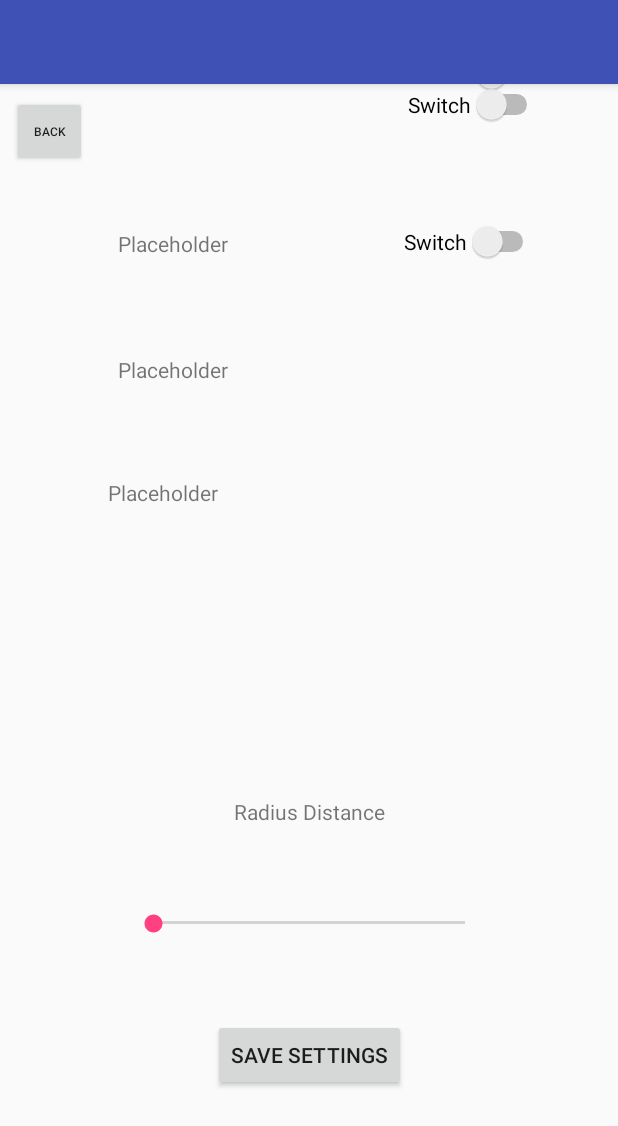
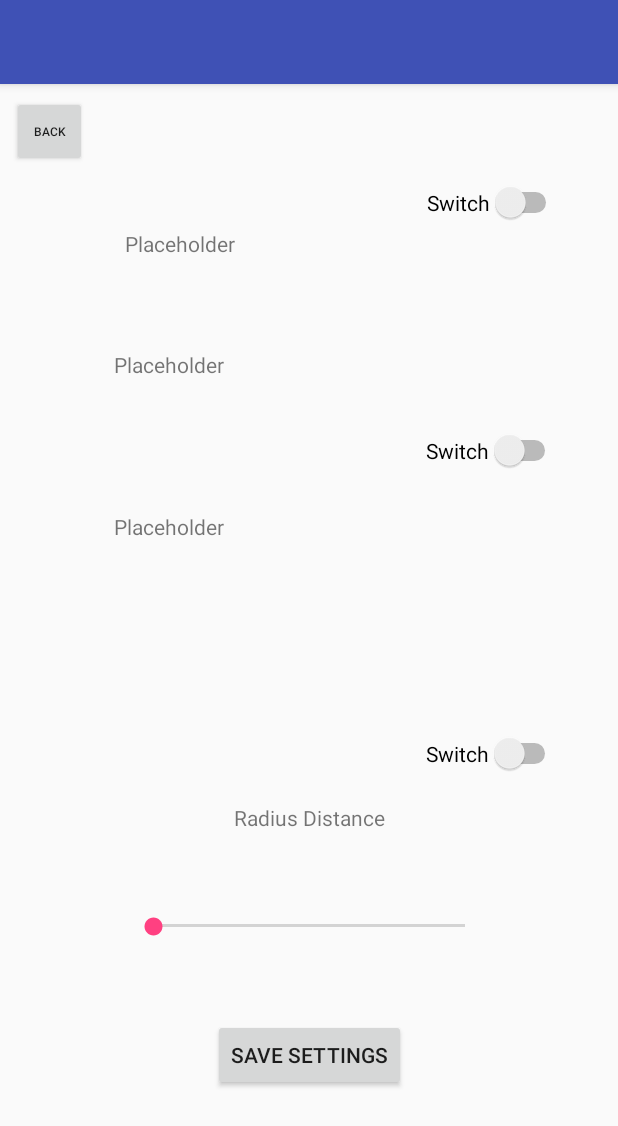
Before and after one commit to JazSingh05/Sherlock, an Android app: the Settings screen opened directly, with no data from a screen before it, on a phone screen of 412 x 824 dp. Shown: the top 1126 px of the screen. Run offline under Robolectric (Android 15) with nearby library versions, the phone set to English and light mode, and no system bars.

Commit message:
Issue #11 Added back button to settings page

```diff
--- a/app/src/main/java/com/example/android/sherlock/Settings.java
+++ b/app/src/main/java/com/example/android/sherlock/Settings.java
@@ -1,7 +1,9 @@
 package com.example.android.sherlock;
 
+import android.content.Intent;
 import android.support.v7.app.AppCompatActivity;
 import android.os.Bundle;
+import android.view.View;
 
 public class Settings extends AppCompatActivity {
 
@@ -10,4 +12,10 @@ public class Settings extends AppCompatActivity {
         super.onCreate(savedInstanceState);
         setContentView(R.layout.activity_settings);
     }
+
+
+    public void mainScreen(View view){
+        Intent intent = new Intent(this, SearchActivity.class);
+        startActivity(intent);
+    }
 }
--- a/app/src/main/java/com/example/android/sherlock/SplashScreen.java
+++ b/app/src/main/java/com/example/android/sherlock/SplashScreen.java
@@ -64,5 +64,10 @@ public class SplashScreen extends AppCompatActivity {
         startActivity(intent);
     }
 
+    public void Settings(View view){
+        Intent intent = new Intent(this, Settings.class);
+        startActivity(intent);
+    }
+
 
 }
--- a/app/src/main/res/layout/activity_settings.xml
+++ b/app/src/main/res/layout/activity_settings.xml
@@ -14,6 +14,7 @@
         android:layout_marginEnd="8dp"
         android:layout_marginStart="8dp"
         android:layout_marginTop="8dp"
+        android:onClick="mainScreen"
         android:text="Save Settings"
         app:layout_constraintBottom_toBottomOf="parent"
         app:layout_constraintEnd_toEndOf="parent"
@@ -24,30 +25,15 @@
     <Switch
         android:id="@+id/switch1"
         android:layout_width="wrap_content"
-        android:layout_height="wrap_content"
-        android:layout_marginBottom="8dp"
+        android:layout_height="30dp"
         android:layout_marginEnd="8dp"
         android:layout_marginStart="8dp"
-        android:layout_marginTop="8dp"
-        android:text="Switch"
-        app:layout_constraintBottom_toTopOf="@+id/switch2"
-        app:layout_constraintEnd_toEndOf="parent"
-        app:layout_constraintHorizontal_bias="0.863"
-        app:layout_constraintStart_toStartOf="parent"
-        app:layout_constraintTop_toTopOf="parent"
-        app:layout_constraintVertical_bias="0.674" />
-
-    <Switch
-        android:id="@+id/switch2"
-        android:layout_width="wrap_content"
-        android:layout_height="wrap_content"
-        android:layout_marginEnd="8dp"
-        android:layout_marginStart="8dp"
+        android:layout_marginTop="64dp"
         android:text="Switch"
         app:layout_constraintEnd_toEndOf="parent"
-        app:layout_constraintHorizontal_bias="0.863"
+        app:layout_constraintHorizontal_bias="0.905"
         app:layout_constraintStart_toStartOf="parent"
-        tools:layout_editor_absoluteY="129dp" />
+        app:layout_constraintTop_toTopOf="parent" />
 
     <TextView
         android:id="@+id/textView"
@@ -70,29 +56,26 @@
         android:layout_width="wrap_content"
         android:layout_height="wrap_content"
         android:layout_marginBottom="8dp"
-        android:layout_marginEnd="8dp"
-        android:layout_marginStart="8dp"
+        android:layout_marginStart="76dp"
         android:layout_marginTop="8dp"
         android:text="Placeholder"
         app:layout_constraintBottom_toBottomOf="parent"
-        app:layout_constraintEnd_toStartOf="@+id/switch2"
-        app:layout_constraintHorizontal_bias="0.387"
         app:layout_constraintStart_toStartOf="parent"
         app:layout_constraintTop_toBottomOf="@+id/textView"
-        app:layout_constraintVertical_bias="0.092" />
+        app:layout_constraintVertical_bias="0.086" />
 
     <TextView
         android:id="@+id/textView3"
         android:layout_width="wrap_content"
         android:layout_height="wrap_content"
         android:layout_marginBottom="8dp"
-        android:layout_marginStart="72dp"
+        android:layout_marginStart="76dp"
         android:layout_marginTop="8dp"
         android:text="Placeholder"
         app:layout_constraintBottom_toBottomOf="parent"
         app:layout_constraintStart_toStartOf="parent"
         app:layout_constraintTop_toBottomOf="@+id/textView2"
-        app:layout_constraintVertical_bias="0.103" />
+        app:layout_constraintVertical_bias="0.151" />
 
     <SeekBar
         android:id="@+id/seekBar"
@@ -127,17 +110,14 @@
         android:id="@+id/switch4"
         android:layout_width="wrap_content"
         android:layout_height="wrap_content"
-        android:layout_marginBottom="8dp"
+        android:layout_marginBottom="308dp"
         android:layout_marginEnd="8dp"
         android:layout_marginStart="8dp"
-        android:layout_marginTop="8dp"
         android:text="Switch"
         app:layout_constraintBottom_toBottomOf="parent"
         app:layout_constraintEnd_toEndOf="parent"
-        app:layout_constraintHorizontal_bias="0.721"
-        app:layout_constraintStart_toEndOf="@+id/textView3"
-        app:layout_constraintTop_toBottomOf="@+id/switch2"
-        app:layout_constraintVertical_bias="0.08" />
+        app:layout_constraintHorizontal_bias="0.807"
+        app:layout_constraintStart_toEndOf="@+id/textView3" />
 
     <Button
         android:id="@+id/button4"
@@ -147,6 +127,7 @@
         android:layout_marginEnd="8dp"
         android:layout_marginStart="8dp"
         android:layout_marginTop="8dp"
+        android:onClick="mainScreen"
         android:text="Back"
         android:textSize="8sp"
         app:layout_constraintBottom_toBottomOf="parent"
@@ -156,5 +137,21 @@
         app:layout_constraintTop_toTopOf="parent"
         app:layout_constraintVertical_bias="0.0" />
 
+    <Switch
+        android:id="@+id/switch2"
+        android:layout_width="wrap_content"
+        android:layout_height="wrap_content"
+        android:layout_marginBottom="8dp"
+        android:layout_marginEnd="8dp"
+        android:layout_marginStart="8dp"
+        android:layout_marginTop="8dp"
+        android:text="Switch"
+        app:layout_constraintBottom_toTopOf="@+id/switch4"
+        app:layout_constraintEnd_toEndOf="parent"
+        app:layout_constraintHorizontal_bias="0.807"
+        app:layout_constraintStart_toEndOf="@+id/textView2"
+        app:layout_constraintTop_toBottomOf="@+id/switch1"
+        app:layout_constraintVertical_bias="0.435" />
+
 
 </android.support.constraint.ConstraintLayout>
--- a/app/src/main/res/layout/activity_splash.xml
+++ b/app/src/main/res/layout/activity_splash.xml
@@ -10,8 +10,9 @@
         android:id="@+id/button2"
         android:layout_width="wrap_content"
         android:layout_height="wrap_content"
-        android:layout_alignParentBottom="true"
+        android:layout_below="@+id/logo"
         android:layout_centerHorizontal="true"
+        android:layout_marginTop="45dp"
         android:onClick="mainScreen"
         android:text="Main Screen" />
 
@@ -22,4 +23,14 @@
         android:layout_centerHorizontal="true"
         android:layout_centerVertical="true"
         app:srcCompat="@drawable/p" />
+
+    <Button
+        android:id="@+id/button5"
+        android:layout_width="wrap_content"
+        android:layout_height="wrap_content"
+        android:layout_alignParentBottom="true"
+        android:layout_centerHorizontal="true"
+        android:layout_marginBottom="28dp"
+        android:onClick="Settings"
+        android:text="Settings" />
 </RelativeLayout>
```
